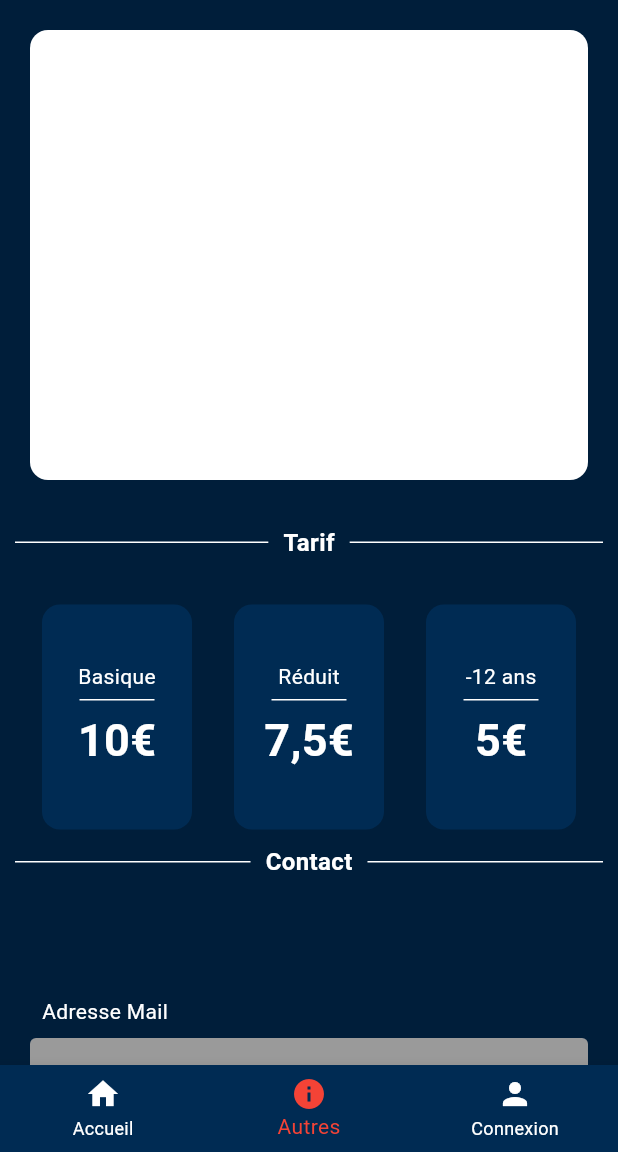
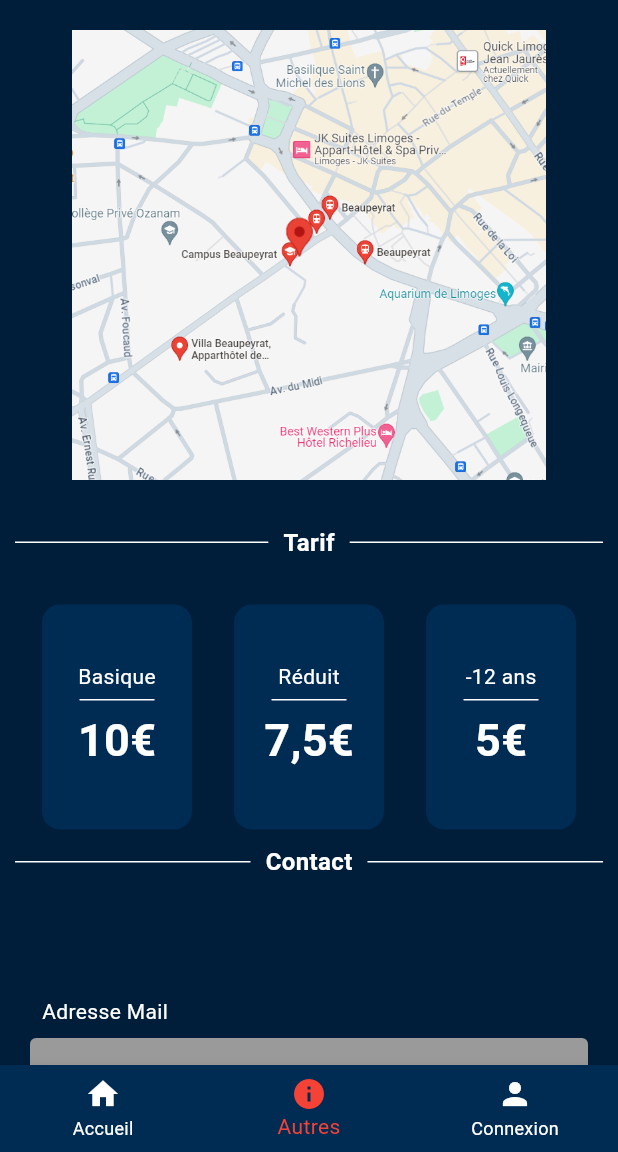
Before and after one commit to SpriiteL/CineWaveV1, a Flutter app: the screen it shows after launch, item 2 of the bottom bar chosen, on a phone screen of 412 x 824 dp, the part 84-1236 px from its top. Run offline on Flutter 3.47's test engine with Material 3 defaults, Android fonts, the phone set to English and light mode, and no system bars; our stand-ins replace cloud_firestore, firebase_auth, firebase_core, firebase_storage; accounts and stored records are empty; network calls fail.

Commit message:
suite detail

```diff
--- a/cinewave/lib/film.dart
+++ b/cinewave/lib/film.dart
@@ -1,9 +1,7 @@
 import 'package:flutter/material.dart';
-import 'appbar.dart';
-import 'appbarbottom.dart';
 
 class FilmPage extends StatelessWidget {
-  const FilmPage({Key? key}) : super(key: key);
+  const FilmPage({super.key});
 
   @override
   Widget build(BuildContext context) {
@@ -18,6 +16,7 @@ class FilmPage extends StatelessWidget {
                 color: Colors.white,
                 borderRadius: BorderRadius.circular(12),
               ),
+              child: Image.asset('lib/assets/images/map.png'),
             ),
             Container(
               padding: const EdgeInsets.symmetric(vertical: 10.0),
@@ -31,7 +30,7 @@ class FilmPage extends StatelessWidget {
                       color: const Color.fromARGB(255, 255, 255, 255),
                     ),
                   ),
-                  Text('Tarif', style: TextStyle(fontSize: 16, fontWeight: FontWeight.bold)),
+                  const Text('Tarif', style: TextStyle(fontSize: 16, fontWeight: FontWeight.bold)),
                   Expanded(
                     child: Container(
                       margin: const EdgeInsets.symmetric(horizontal: 10.0),
@@ -42,7 +41,7 @@ class FilmPage extends StatelessWidget {
                 ],
               ),
             ),
-            SizedBox(height: 20),
+            const SizedBox(height: 20),
             Row(
               mainAxisAlignment: MainAxisAlignment.spaceEvenly,
               children: [
@@ -63,7 +62,7 @@ class FilmPage extends StatelessWidget {
                       color: const Color.fromARGB(255, 255, 255, 255),
                     ),
                   ),
-                  Text('Contact', style: TextStyle(fontSize: 16, fontWeight: FontWeight.bold)),
+                  const Text('Contact', style: TextStyle(fontSize: 16, fontWeight: FontWeight.bold)),
                   Expanded(
                     child: Container(
                       margin: const EdgeInsets.symmetric(horizontal: 10.0),
@@ -74,7 +73,7 @@ class FilmPage extends StatelessWidget {
                 ],
               ),
             ),
-            SizedBox(height: 20), // Espacement avant le formulaire
+            const SizedBox(height: 20), // Espacement avant le formulaire
             _buildContactForm(),
           ],
         ),
@@ -97,15 +96,15 @@ class FilmPage extends StatelessWidget {
             children: [
               Text(
                 text1,
-                style: TextStyle(color: Colors.white),
+                style: const TextStyle(color: Colors.white),
               ),
-              SizedBox(height: 5),
+              const SizedBox(height: 5),
               Container(
                 height: 1,
                 width: 50,
                 color: Colors.white,
               ),
-              SizedBox(height: 5),
+              const SizedBox(height: 5),
               Text(
                 text2,
                 style: const TextStyle(color: Colors.white, fontWeight: FontWeight.bold, fontSize: 30),
@@ -123,30 +122,30 @@ class FilmPage extends StatelessWidget {
       child: Column(
         crossAxisAlignment: CrossAxisAlignment.stretch,
         children: [
-          SizedBox(height: 20),
+          const SizedBox(height: 20),
           Container(
-            padding: EdgeInsets.all(8.0),
-            child: Text('Adresse Mail'),
+            padding: const EdgeInsets.all(8.0),
+            child: const Text('Adresse Mail'),
           ),
           TextFormField(
-            decoration: InputDecoration(
-              fillColor: const Color.fromARGB(255, 154, 154, 154),
+            decoration: const InputDecoration(
+              fillColor:  Color.fromARGB(255, 154, 154, 154),
               filled: true,
             ),
           ),
-          SizedBox(height: 20),
+          const SizedBox(height: 20),
           Container(
-            padding: EdgeInsets.all(8.0),
-            child: Text('Message'),
+            padding: const EdgeInsets.all(8.0),
+            child: const Text('Message'),
           ),
           TextFormField(
-            decoration: InputDecoration(
-              fillColor: const Color.fromARGB(255, 154, 154, 154),
+            decoration: const InputDecoration(
+              fillColor:  Color.fromARGB(255, 154, 154, 154),
               filled: true,
             ),
             maxLines: 4,
           ),
-          SizedBox(height: 20),
+          const SizedBox(height: 20),
           ElevatedButton(
             onPressed: () {
               // Action à effectuer lors du clic sur le bouton Envoyer
@@ -154,7 +153,7 @@ class FilmPage extends StatelessWidget {
             style: ElevatedButton.styleFrom(
               backgroundColor: const Color(0xFF002B53), // Background color
             ),
-            child: Text('Envoyer', style: TextStyle(color: Colors.white)),
+            child: const Text('Envoyer', style: TextStyle(color: Colors.white)),
           ),
         ],
       ),
```
